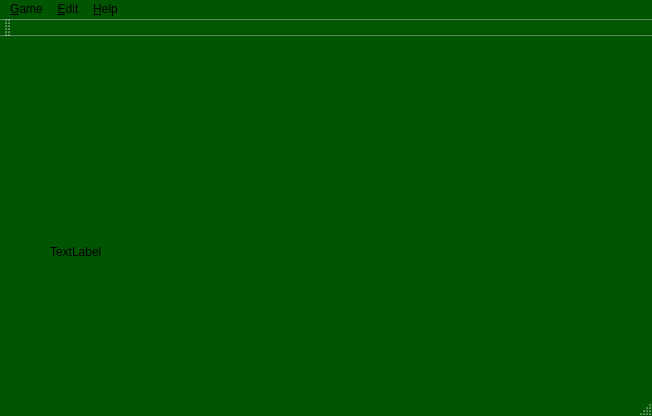
MoniMoledo/CardGame, file cardgame.ui: the form before one commit.
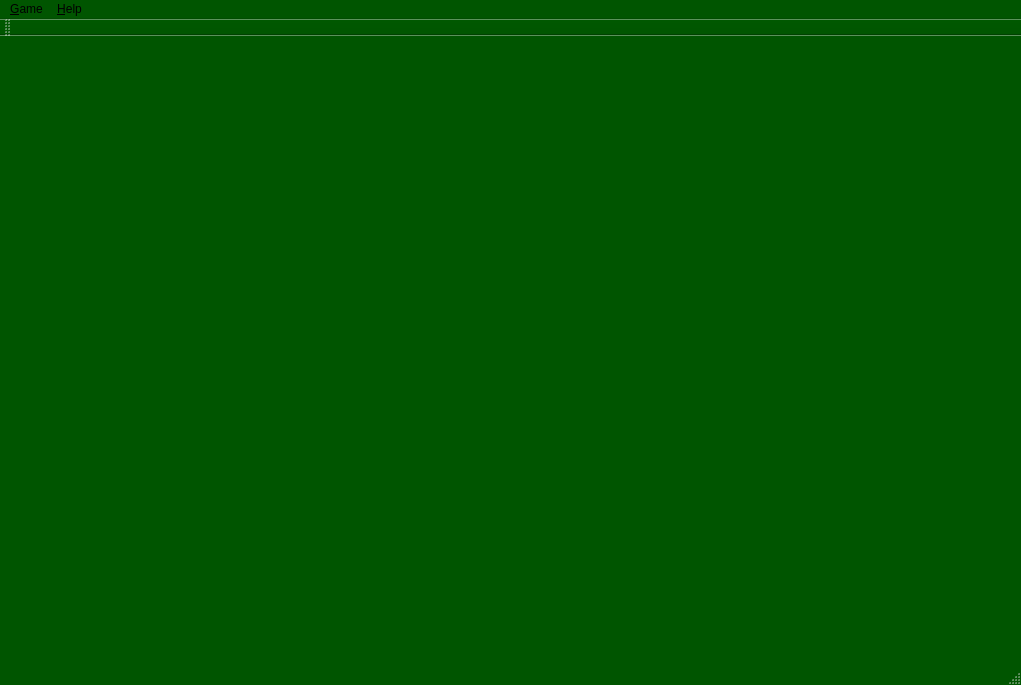
The form after the commit. Custom widgets are drawn as their Qt base class.

Diff of the .ui file:
```diff
--- a/cardgame.ui
+++ b/cardgame.ui
@@ -6,8 +6,8 @@
    <rect>
     <x>0</x>
     <y>0</y>
-    <width>652</width>
-    <height>416</height>
+    <width>1021</width>
+    <height>685</height>
    </rect>
   </property>
   <property name="palette">
@@ -80,27 +80,13 @@
   <property name="autoFillBackground">
    <bool>true</bool>
   </property>
-  <widget class="QWidget" name="centralWidget">
-   <widget class="card" name="label">
-    <property name="geometry">
-     <rect>
-      <x>50</x>
-      <y>140</y>
-      <width>111</width>
-      <height>151</height>
-     </rect>
-    </property>
-    <property name="text">
-     <string>TextLabel</string>
-    </property>
-   </widget>
-  </widget>
+  <widget class="QWidget" name="centralWidget"/>
   <widget class="QMenuBar" name="menuBar">
    <property name="geometry">
     <rect>
      <x>0</x>
      <y>0</y>
-     <width>652</width>
+     <width>1021</width>
      <height>26</height>
     </rect>
    </property>
@@ -116,11 +102,7 @@
     </widget>
     <addaction name="menu_New"/>
     <addaction name="action_Redeal"/>
-   </widget>
-   <widget class="QMenu" name="menuEdit">
-    <property name="title">
-     <string>&amp;Edit</string>
-    </property>
+    <addaction name="action_Undo"/>
    </widget>
    <widget class="QMenu" name="menu_Help">
     <property name="title">
@@ -128,7 +110,6 @@
     </property>
    </widget>
    <addaction name="menu_Game"/>
-   <addaction name="menuEdit"/>
    <addaction name="menu_Help"/>
   </widget>
   <widget class="QToolBar" name="mainToolBar">
@@ -152,13 +133,6 @@
   </action>
  </widget>
  <layoutdefault spacing="6" margin="11"/>
- <customwidgets>
-  <customwidget>
-   <class>card</class>
-   <extends>QLabel</extends>
-   <header location="global">card.h</header>
-  </customwidget>
- </customwidgets>
  <resources/>
  <connections/>
 </ui>
```
Left out of the diff: 35 changed lines with no effect on the pictures.
